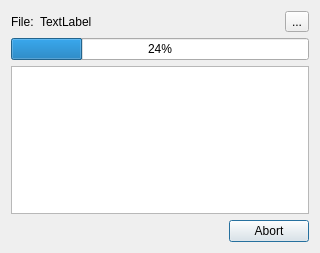
First picture: the form in ui/deleteprogressdialog.ui, repository maxavadallat/maxcommander, before the edit.
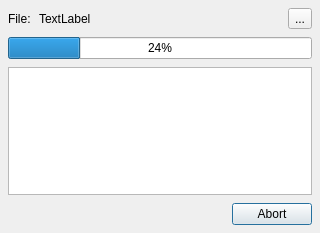
Second picture: the form after the edit.

The edit to the form file:
```diff
--- a/ui/deleteprogressdialog.ui
+++ b/ui/deleteprogressdialog.ui
@@ -7,7 +7,7 @@
     <x>0</x>
     <y>0</y>
     <width>320</width>
-    <height>253</height>
+    <height>229</height>
    </rect>
   </property>
   <property name="minimumSize">
@@ -20,6 +20,12 @@
    <string>Dialog</string>
   </property>
   <layout class="QGridLayout" name="gridLayout">
+   <property name="margin">
+    <number>8</number>
+   </property>
+   <property name="spacing">
+    <number>8</number>
+   </property>
    <item row="0" column="0">
     <layout class="QGridLayout" name="fileTitleLayout">
      <item row="0" column="0">
```
